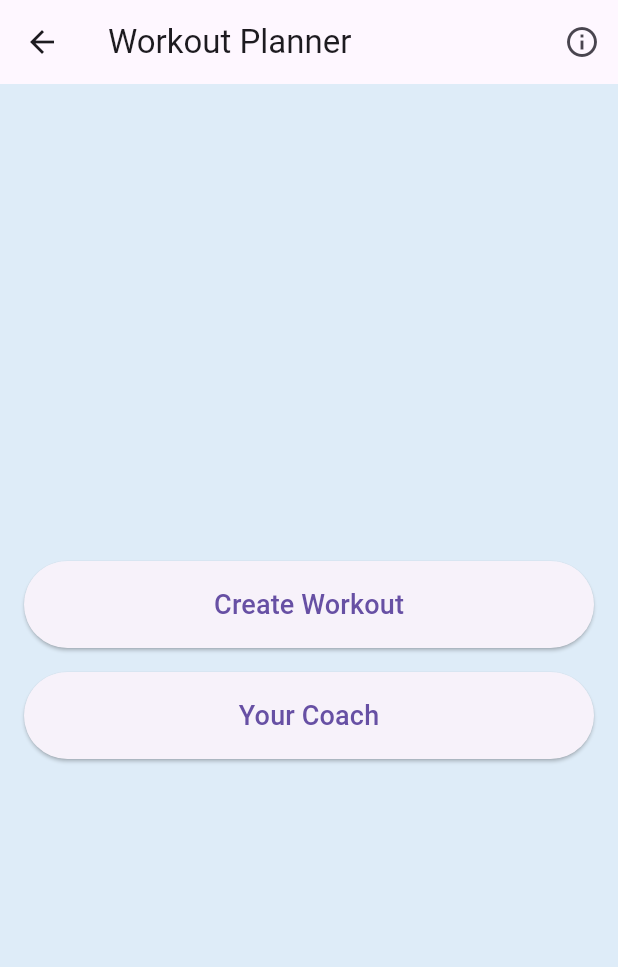
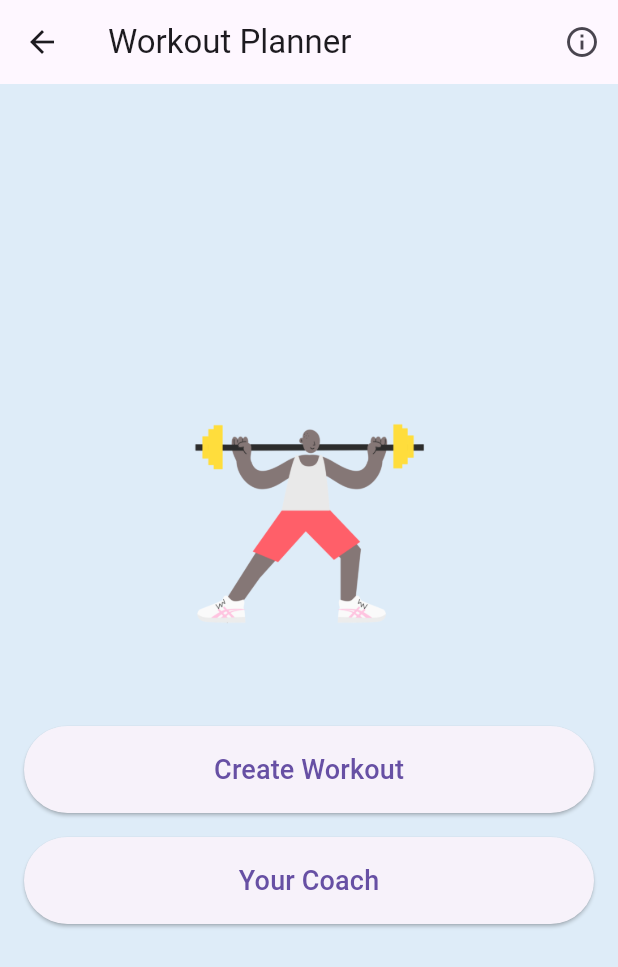
Before and after one commit to EetuPaananen5/flutter_application_2, a Flutter app: the MainView screen opened by its route, on a phone screen of 412 x 824 dp. Shown: the top 967 px of the screen. Run offline on Flutter 3.47's test engine with Material 3 defaults, Android fonts, the phone set to English and light mode, and no system bars; our stand-ins replace firebase_auth, firebase_core, firebase_database; missing offline and left inert: firebase_ui_auth; accounts and stored records are empty.

Commit message:
Toimiva animaatio

```diff
--- a/lib/views/main_view.dart
+++ b/lib/views/main_view.dart
@@ -1,14 +1,47 @@
 import 'package:flutter/material.dart';
 import 'package:flutter_application_2/views/info_view.dart';
 
-class MainView extends StatelessWidget {
+class MainView extends StatefulWidget {
   const MainView({super.key});
+
+  @override
+  _MainViewState createState() => _MainViewState();
+}
+
+class _MainViewState extends State<MainView>
+    with SingleTickerProviderStateMixin {
+  late AnimationController _controller;
+  late Animation<Offset> _animation;
+
+  @override
+  void initState() {
+    super.initState();
+    _controller = AnimationController(
+      vsync: this,
+      duration: const Duration(seconds: 1),
+    )..repeat(reverse: true);
+    _animation = Tween<Offset>(
+      begin: const Offset(0.0, 0.0),
+      end: const Offset(0.0, 0.1),
+    ).animate(
+      CurvedAnimation(
+        parent: _controller,
+        curve: Curves.easeInOut,
+      ),
+    );
+  }
+
+  @override
+  void dispose() {
+    _controller.dispose();
+    super.dispose();
+  }
 
   @override
   Widget build(BuildContext context) {
     return Scaffold(
       appBar: AppBar(
-        title: Text('Workout Planner'),
+        title: const Text('Workout Planner'),
         actions: <Widget>[
           IconButton(
             onPressed: () {
@@ -17,7 +50,7 @@ class MainView extends StatelessWidget {
                 MaterialPageRoute(builder: (context) => const InfoView()),
               );
             },
-            icon: Icon(Icons.info_outline),
+            icon: const Icon(Icons.info_outline),
           ),
         ],
       ),
@@ -27,6 +60,21 @@ class MainView extends StatelessWidget {
           mainAxisAlignment: MainAxisAlignment.center,
           crossAxisAlignment: CrossAxisAlignment.stretch,
           children: [
+            SlideTransition(
+              position: _animation,
+              child: Container(
+                width: 150,
+                height: 150,
+                margin: const EdgeInsets.only(top: 10),
+                decoration: const BoxDecoration(
+                  image: DecorationImage(
+                    image: AssetImage('images/logo.png'),
+                    fit: BoxFit.contain,
+                  ),
+                ),
+              ),
+            ),
+            const SizedBox(height: 60.0),
             ElevatedButton(
               onPressed: () {
                 Navigator.pushNamed(context, '/input');
@@ -40,13 +88,12 @@ class MainView extends StatelessWidget {
               ),
             ),
             const SizedBox(height: 16.0),
-            // Add space between buttons
             ElevatedButton(
               onPressed: () {
                 Navigator.pushNamed(context, '/info');
               },
               child: const Padding(
-                padding: const EdgeInsets.symmetric(vertical: 16.0),
+                padding: EdgeInsets.symmetric(vertical: 16.0),
                 child: Text(
                   'Your Coach',
                   style: TextStyle(fontSize: 18),
--- a/pubspec.yaml
+++ b/pubspec.yaml
@@ -38,5 +38,9 @@ dev_dependencies:
 flutter:
   assets:
     - images/lake.jpg
+    - images/lake1.jpg
+    - images/logo.png
+
+
 
   uses-material-design: true
```
Also changed, not shown: images/logo.png (added).
